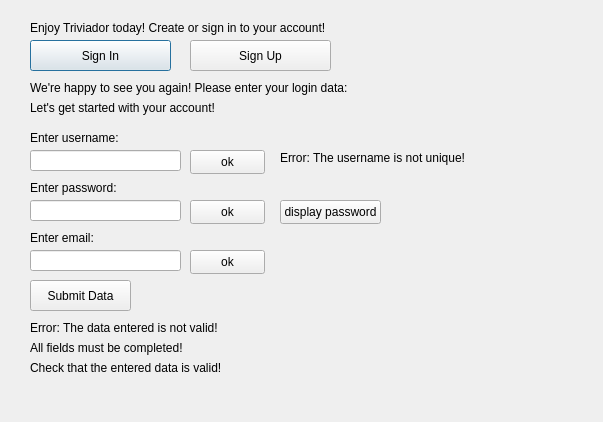
Before: the Qt Designer form Triviador/Triviador/LoginRegister.ui in AndreiAndreea/TriviadorMCpp, drawn with Qt 5.
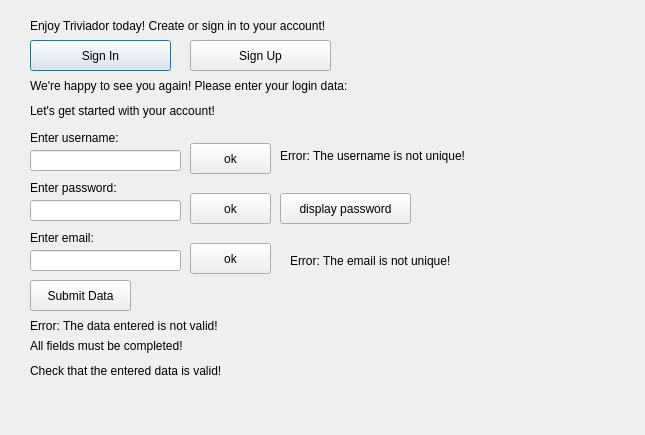
After: the same form once the commit is applied.

Commit message: In the sign up window, checked if inputed email already exists.

```diff
--- a/Triviador/Triviador/LoginRegister.ui
+++ b/Triviador/Triviador/LoginRegister.ui
@@ -6,8 +6,8 @@
    <rect>
     <x>0</x>
     <y>0</y>
-    <width>603</width>
-    <height>422</height>
+    <width>645</width>
+    <height>435</height>
    </rect>
   </property>
   <property name="windowTitle">
@@ -43,9 +43,9 @@
    <property name="geometry">
     <rect>
      <x>30</x>
-     <y>20</y>
-     <width>301</width>
-     <height>16</height>
+     <y>15</y>
+     <width>351</width>
+     <height>21</height>
     </rect>
    </property>
    <property name="text">
@@ -56,9 +56,9 @@
    <property name="geometry">
     <rect>
      <x>30</x>
-     <y>80</y>
-     <width>321</width>
-     <height>16</height>
+     <y>75</y>
+     <width>381</width>
+     <height>21</height>
     </rect>
    </property>
    <property name="text">
@@ -70,8 +70,8 @@
     <rect>
      <x>30</x>
      <y>100</y>
-     <width>201</width>
-     <height>16</height>
+     <width>221</width>
+     <height>21</height>
     </rect>
    </property>
    <property name="text">
@@ -151,9 +151,9 @@
    <property name="geometry">
     <rect>
      <x>190</x>
-     <y>150</y>
-     <width>75</width>
-     <height>24</height>
+     <y>143</y>
+     <width>81</width>
+     <height>31</height>
     </rect>
    </property>
    <property name="text">
@@ -164,9 +164,9 @@
    <property name="geometry">
     <rect>
      <x>190</x>
-     <y>200</y>
-     <width>75</width>
-     <height>24</height>
+     <y>193</y>
+     <width>81</width>
+     <height>31</height>
     </rect>
    </property>
    <property name="text">
@@ -177,9 +177,9 @@
    <property name="geometry">
     <rect>
      <x>190</x>
-     <y>250</y>
-     <width>75</width>
-     <height>24</height>
+     <y>243</y>
+     <width>81</width>
+     <height>31</height>
     </rect>
    </property>
    <property name="text">
@@ -190,9 +190,9 @@
    <property name="geometry">
     <rect>
      <x>280</x>
-     <y>150</y>
-     <width>191</width>
-     <height>16</height>
+     <y>145</y>
+     <width>211</width>
+     <height>21</height>
     </rect>
    </property>
    <property name="text">
@@ -203,9 +203,9 @@
    <property name="geometry">
     <rect>
      <x>280</x>
-     <y>200</y>
-     <width>101</width>
-     <height>24</height>
+     <y>193</y>
+     <width>131</width>
+     <height>31</height>
     </rect>
    </property>
    <property name="text">
@@ -229,9 +229,9 @@
    <property name="geometry">
     <rect>
      <x>30</x>
-     <y>320</y>
-     <width>201</width>
-     <height>16</height>
+     <y>315</y>
+     <width>221</width>
+     <height>21</height>
     </rect>
    </property>
    <property name="text">
@@ -242,9 +242,9 @@
    <property name="geometry">
     <rect>
      <x>30</x>
-     <y>340</y>
-     <width>201</width>
-     <height>16</height>
+     <y>336</y>
+     <width>211</width>
+     <height>20</height>
     </rect>
    </property>
    <property name="text">
@@ -256,14 +256,27 @@
     <rect>
      <x>30</x>
      <y>360</y>
-     <width>201</width>
-     <height>16</height>
+     <width>231</width>
+     <height>21</height>
     </rect>
    </property>
    <property name="text">
     <string>Check that the entered data is valid!</string>
    </property>
   </widget>
+  <widget class="QLabel" name="emailErrorLabel">
+   <property name="geometry">
+    <rect>
+     <x>290</x>
+     <y>250</y>
+     <width>191</width>
+     <height>21</height>
+    </rect>
+   </property>
+   <property name="text">
+    <string>Error: The email is not unique!</string>
+   </property>
+  </widget>
  </widget>
  <resources/>
  <connections/>
```
The commit also changes 3 other files.
